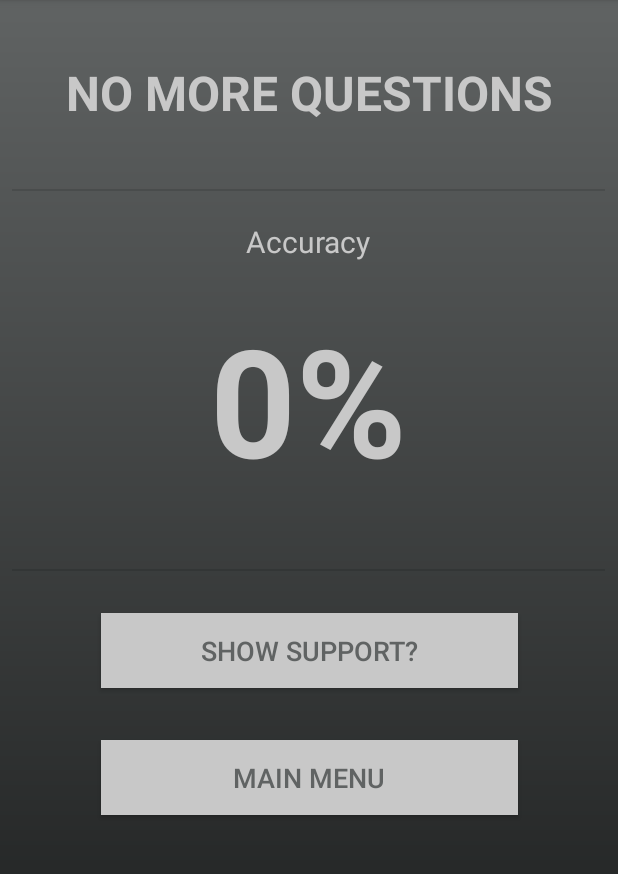
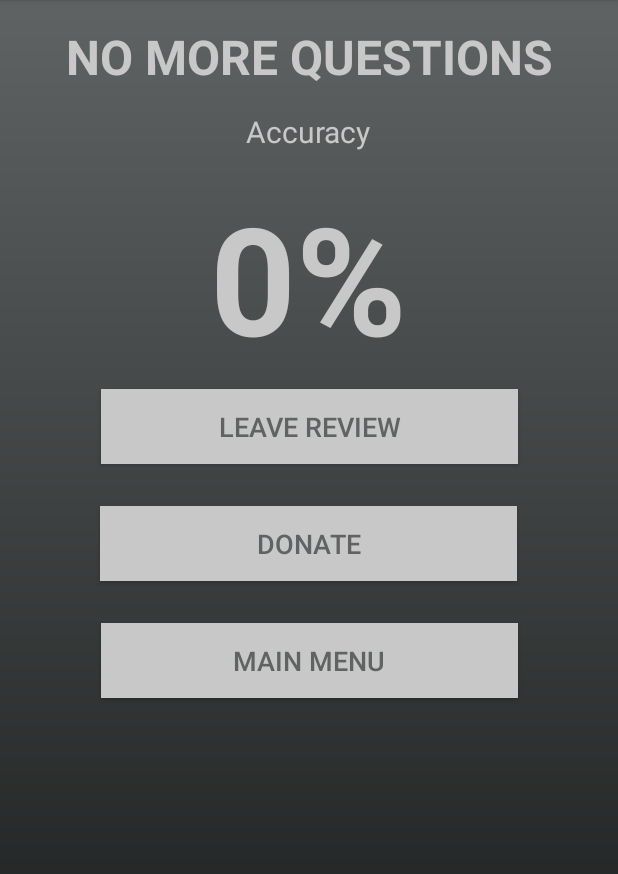
Before and after one commit to maxc-dev/Revise-Right-Computer-Science, an Android app: the DoneActivity screen opened directly, with no data from a screen before it, on a phone screen of 412 x 824 dp, the part 84-958 px from its top. Run offline under Robolectric (Android 15) with nearby library versions, the phone set to English and light mode, and no system bars; 1 statement that could not run was skipped.

Commit message:
More questions, functionality and features

```diff
--- a/app/build.gradle
+++ b/app/build.gradle
@@ -10,8 +10,8 @@ android {
         applicationId "dev.maxc.quiz"
         minSdkVersion 24
         targetSdkVersion 27
-        versionCode 2
-        versionName "1.1"
+        versionCode 3
+        versionName "1.2"
         testInstrumentationRunner "android.support.test.runner.AndroidJUnitRunner"
     }
     buildTypes {
--- a/app/src/main/java/dev/maxc/quiz/DoneActivity.kt
+++ b/app/src/main/java/dev/maxc/quiz/DoneActivity.kt
@@ -1,43 +1,58 @@
 package dev.maxc.quiz
 
 import android.content.Intent
-import android.net.Uri
+import android.content.pm.ActivityInfo
 import android.support.v7.app.AppCompatActivity
 import android.os.Bundle
 import android.support.v7.app.AlertDialog
 import android.widget.Button
 import android.widget.TextView
-import kotlin.math.roundToInt
+import dev.maxc.quiz.deport.Deporter
+import dev.maxc.quiz.deport.Destination
 
+/**
+ * @author Max Carter
+ */
 class DoneActivity : AppCompatActivity() {
 
-    var showSupportButton: Button? = null
-    var mainMenuButton: Button? = null
-    var scoreDisplay: TextView? = null
+    private var reviewButton: Button? = null
+    private var donateButton: Button? = null
+    private var mainMenuButton: Button? = null
+    private var scoreDisplay: TextView? = null
 
     override fun onCreate(savedInstanceState: Bundle?) {
         super.onCreate(savedInstanceState)
+        requestedOrientation = ActivityInfo.SCREEN_ORIENTATION_PORTRAIT
         setContentView(R.layout.activity_done)
 
-        showSupportButton = findViewById(R.id.showSupportButton)
+        reviewButton = findViewById(R.id.reviewButton)
         mainMenuButton = findViewById(R.id.mainMenuButton)
+        donateButton = findViewById(R.id.donateButton)
         scoreDisplay = findViewById(R.id.scoreDisplay)
 
         val bundle: Bundle? = intent.extras
         val score = bundle!!.getInt("score")
 
-        val builder = AlertDialog.Builder(this@DoneActivity)
-        builder.setTitle(R.string.show_support)
-        builder.setMessage("Designing all the components of this app, including writing all the (1000+) questions/answers for you, has taken a very long time. Any support is appreciated since I do this for free, whether it's a positive rating or a small donation. Thank you for using this app, and good luck with your exams! :)")
-        builder.setPositiveButton("Hell Yeah") { _, _ -> url() }
+        //0.33 chance of showing a support message
+        if ((1..4).random() == 2) {
+            val builder = AlertDialog.Builder(this@DoneActivity)
+            builder.setTitle(R.string.show_support)
+            builder.setMessage("Thank you for using this app, would you consider leaving a positive review?")
+            builder.setPositiveButton("Review") { _, _ -> Deporter.deport(this, Destination.MARKET) }
+            builder.setNegativeButton("Donate") { _, _ -> Deporter.deport(this, Destination.PAYPAL) }
 
-        val dialog = builder.create()
-        dialog.show()
+            val dialog = builder.create()
+            dialog.show()
+        }
 
         scoreDisplay?.text = "$score%"
 
-        showSupportButton?.setOnClickListener {
-            url()
+        reviewButton?.setOnClickListener {
+            Deporter.deport(this, Destination.MARKET)
+        }
+
+        donateButton?.setOnClickListener {
+            Deporter.deport(this, Destination.PAYPAL)
         }
 
         mainMenuButton?.setOnClickListener {
@@ -45,6 +60,4 @@ class DoneActivity : AppCompatActivity() {
         }
     }
 
-    private fun url(url: String = "https://www.paypal.me/mxcrtr") = startActivity(Intent(Intent.ACTION_VIEW, Uri.parse(url)))
-
 }
--- a/app/src/main/java/dev/maxc/quiz/bank/Bank.kt
+++ b/app/src/main/java/dev/maxc/quiz/bank/Bank.kt
@@ -18,6 +18,8 @@ class Bank(private val context: Context) {
     fun collectData() {
         val inStream = context.resources.openRawResource(R.raw.bank)
         jsonString = inStream.bufferedReader().use { it.readText() }
+        inStream.close()
+        jsonString = jsonString.replace("\n", "")
     }
 
     private fun tagExists(tag: String) = jsonString.contains("[$tag]")
--- a/app/src/main/java/dev/maxc/quiz/util/Question.kt
+++ b/app/src/main/java/dev/maxc/quiz/util/Question.kt
@@ -3,5 +3,5 @@ package dev.maxc.quiz.util
 /**
  * @author Max Carter
  */
-data class Question(val question: String, val answer: String, val tag: String) {
+data class Question(val question: String, val answer: String, val tag: String, val views: Int = 0) {
 }
--- /dev/null
+++ b/app/src/main/res/drawable/volume_off.xml
@@ -0,0 +1,5 @@
+<vector android:height="24dp" android:tint="#3C3C3C"
+    android:viewportHeight="24.0" android:viewportWidth="24.0"
+    android:width="24dp" xmlns:android="http://schemas.android.com/apk/res/android">
+    <path android:fillColor="#FF000000" android:pathData="M16.5,12c0,-1.77 -1.02,-3.29 -2.5,-4.03v2.21l2.45,2.45c0.03,-0.2 0.05,-0.41 0.05,-0.63zM19,12c0,0.94 -0.2,1.82 -0.54,2.64l1.51,1.51C20.63,14.91 21,13.5 21,12c0,-4.28 -2.99,-7.86 -7,-8.77v2.06c2.89,0.86 5,3.54 5,6.71zM4.27,3L3,4.27 7.73,9L3,9v6h4l5,5v-6.73l4.25,4.25c-0.67,0.52 -1.42,0.93 -2.25,1.18v2.06c1.38,-0.31 2.63,-0.95 3.69,-1.81L19.73,21 21,19.73l-9,-9L4.27,3zM12,4L9.91,6.09 12,8.18L12,4z"/>
+</vector>
--- /dev/null
+++ b/app/src/main/res/drawable/volume_on.xml
@@ -0,0 +1,5 @@
+<vector android:height="24dp" android:tint="#3C3C3C"
+    android:viewportHeight="24.0" android:viewportWidth="24.0"
+    android:width="24dp" xmlns:android="http://schemas.android.com/apk/res/android">
+    <path android:fillColor="#FF000000" android:pathData="M3,9v6h4l5,5L12,4L7,9L3,9zM16.5,12c0,-1.77 -1.02,-3.29 -2.5,-4.03v8.05c1.48,-0.73 2.5,-2.25 2.5,-4.02zM14,3.23v2.06c2.89,0.86 5,3.54 5,6.71s-2.11,5.85 -5,6.71v2.06c4.01,-0.91 7,-4.49 7,-8.77s-2.99,-7.86 -7,-8.77z"/>
+</vector>
--- a/app/src/main/res/layout/activity_done.xml
+++ b/app/src/main/res/layout/activity_done.xml
@@ -12,51 +12,45 @@
             android:text="@string/no_more_questions"
             android:layout_width="337dp"
             android:layout_height="50dp"
-            android:id="@+id/textView2" android:layout_marginTop="40dp"
+            android:id="@+id/textView2" android:layout_marginTop="16dp"
             app:layout_constraintTop_toTopOf="parent" app:layout_constraintStart_toStartOf="parent"
             android:layout_marginStart="8dp" app:layout_constraintEnd_toEndOf="parent" android:layout_marginEnd="8dp"
             android:textAllCaps="true" android:textStyle="bold" android:textAlignment="center"
             android:textColor="@color/colorAccent" android:textSize="32sp"/>
-    <View
-            android:id="@+id/divider"
-            android:layout_width="395dp"
-            android:layout_height="1dp"
-            android:background="?android:attr/listDivider"
-            app:layout_constraintTop_toBottomOf="@+id/textView2"
-            android:layout_marginTop="36dp" app:layout_constraintEnd_toEndOf="parent" android:layout_marginEnd="8dp"
-            app:layout_constraintStart_toStartOf="parent" android:layout_marginStart="8dp"
-            app:layout_constraintHorizontal_bias="0.0"/>
     <Button
-            android:text="@string/show_support"
+            android:text="@string/donate"
             android:textColor="@color/colorPrimary"
             android:background="@color/colorAccent"
             android:layout_width="278dp"
             android:layout_height="50dp"
-            android:id="@+id/showSupportButton" app:layout_constraintStart_toStartOf="parent" android:layout_marginStart="8dp"
+            android:id="@+id/donateButton" app:layout_constraintStart_toStartOf="parent"
+            android:layout_marginStart="8dp"
+            app:layout_constraintEnd_toEndOf="parent" android:layout_marginEnd="8dp" android:textAllCaps="true"
+            android:textAlignment="center" app:layout_constraintHorizontal_bias="0.495" android:textSize="18sp"
+            android:layout_marginTop="28dp" app:layout_constraintTop_toBottomOf="@+id/reviewButton"/>
+    <Button
+            android:text="@string/leave_review"
+            android:textColor="@color/colorPrimary"
+            android:background="@color/colorAccent"
+            android:layout_width="278dp"
+            android:layout_height="50dp"
+            android:id="@+id/reviewButton" app:layout_constraintStart_toStartOf="parent"
+            android:layout_marginStart="8dp"
             app:layout_constraintEnd_toEndOf="parent" android:layout_marginEnd="8dp" android:textAllCaps="true"
             android:textAlignment="center" app:layout_constraintHorizontal_bias="0.504" android:textSize="18sp"
-            app:layout_constraintTop_toBottomOf="@+id/divider2" android:layout_marginTop="28dp"/>
+            android:layout_marginTop="24dp" app:layout_constraintTop_toBottomOf="@+id/scoreDisplay"/>
     <Button
             android:text="@string/main_menu"
             android:textColor="@color/colorPrimary"
             android:background="@color/colorAccent"
             android:layout_width="278dp"
             android:layout_height="50dp"
-            android:id="@+id/mainMenuButton" app:layout_constraintStart_toStartOf="parent" android:layout_marginStart="8dp"
+            android:id="@+id/mainMenuButton" app:layout_constraintStart_toStartOf="parent"
+            android:layout_marginStart="8dp"
             app:layout_constraintEnd_toEndOf="parent" android:layout_marginEnd="8dp" android:textAllCaps="true"
-            android:textAlignment="center" android:textSize="18sp" android:layout_marginTop="20dp"
-            app:layout_constraintTop_toBottomOf="@+id/showSupportButton" app:layout_constraintHorizontal_bias="0.504"
-            android:layout_marginBottom="8dp" app:layout_constraintBottom_toBottomOf="parent"
-            app:layout_constraintVertical_bias="0.062"/>
-    <View
-            android:id="@+id/divider2"
-            android:layout_width="395dp"
-            android:layout_height="1dp"
-            android:background="?android:attr/listDivider"
-            app:layout_constraintEnd_toEndOf="parent"
-            android:layout_marginEnd="8dp" app:layout_constraintStart_toStartOf="parent"
-            android:layout_marginStart="8dp" app:layout_constraintTop_toBottomOf="@+id/scoreDisplay"
-            android:layout_marginTop="36dp" app:layout_constraintHorizontal_bias="0.0"/>
+            android:textAlignment="center" android:textSize="18sp"
+            app:layout_constraintHorizontal_bias="0.504"
+            android:layout_marginTop="28dp" app:layout_constraintTop_toBottomOf="@+id/donateButton"/>
     <TextView
             android:text="@string/accuracy"
             android:layout_width="152dp"
@@ -65,14 +59,14 @@
             android:textAllCaps="false" android:textAlignment="center" android:textSize="20sp"
             android:layout_marginEnd="8dp" app:layout_constraintEnd_toEndOf="parent" android:layout_marginStart="8dp"
             app:layout_constraintStart_toStartOf="parent" app:layout_constraintHorizontal_bias="0.497"
-            app:layout_constraintTop_toBottomOf="@+id/divider" android:layout_marginTop="20dp"/>
+            android:layout_marginTop="8dp" app:layout_constraintTop_toBottomOf="@+id/textView2"/>
     <TextView
-            android:layout_width="314dp"
-            android:layout_height="144dp"
+            android:layout_width="310dp"
+            android:layout_height="117dp"
             android:id="@+id/scoreDisplay" android:textColor="@color/colorAccent"
             android:textAllCaps="true" android:textAlignment="center" android:textSize="100sp"
             android:layout_marginEnd="8dp" app:layout_constraintEnd_toEndOf="parent" android:layout_marginStart="8dp"
-            app:layout_constraintStart_toStartOf="parent" app:layout_constraintHorizontal_bias="0.493"
-            android:textStyle="bold" android:layout_marginTop="24dp"
+            app:layout_constraintStart_toStartOf="parent" app:layout_constraintHorizontal_bias="0.494"
+            android:textStyle="bold" android:layout_marginTop="16dp"
             app:layout_constraintTop_toBottomOf="@+id/textView3"/>
 </android.support.constraint.ConstraintLayout>
--- /dev/null
+++ b/app/src/main/res/raw/patch_notes.txt
@@ -0,0 +1,5 @@
++ Toggle between swiping left or right
++ Fade animations
++ [P2T4] Systems Life Cycle
++ [P2T5] Databases
+- Similar/Repeated questions
--- a/app/src/main/res/values/colors.xml
+++ b/app/src/main/res/values/colors.xml
@@ -3,4 +3,6 @@
     <color name="colorPrimary">#606363</color>
     <color name="colorPrimaryDark">#141616</color>
     <color name="colorAccent">#C8C8C8</color>
+    <color name="swipeRight">#4CAF50</color>
+    <color name="swipeLeft">#F44336</color>
 </resources>
--- a/app/src/main/res/values/strings.xml
+++ b/app/src/main/res/values/strings.xml
@@ -11,6 +11,10 @@
     <string name="show_support">Show Support?</string>
     <string name="main_menu">Main Menu</string>
     <string name="accuracy">Accuracy</string>
-    <string name="swipe_left_or_right">Swipe right if you are correct, otherwise swipe left.</string>
+    <string name="swipe_right_or_left">Swipe right if you are correct, otherwise swipe left.</string>
+    <string name="swipe_left_or_right">Swipe left if you are correct, otherwise swipe right.</string>
     <string name="computer_science_edition">Computer Science Edition</string>
+    <string name="leave_review">Leave Review</string>
+    <string name="donate">Donate</string>
+    <string name="right">Right</string>
 </resources>
```
Also changed, not shown: app/src/main/java/dev/maxc/quiz/MainActivity.kt (+84 -8 lines), app/src/main/java/dev/maxc/quiz/Splash.kt (+29 -3 lines), app/src/main/java/dev/maxc/quiz/deport/Deporter.kt (added, +14 -0 lines), app/src/main/java/dev/maxc/quiz/deport/Destination.kt (added, +9 -0 lines), app/src/main/res/layout/activity_main.xml (+37 -13 lines), app/src/main/res/layout/activity_splash.xml (+3 -4 lines), app/src/main/res/raw/bank.json, 1 other file.
